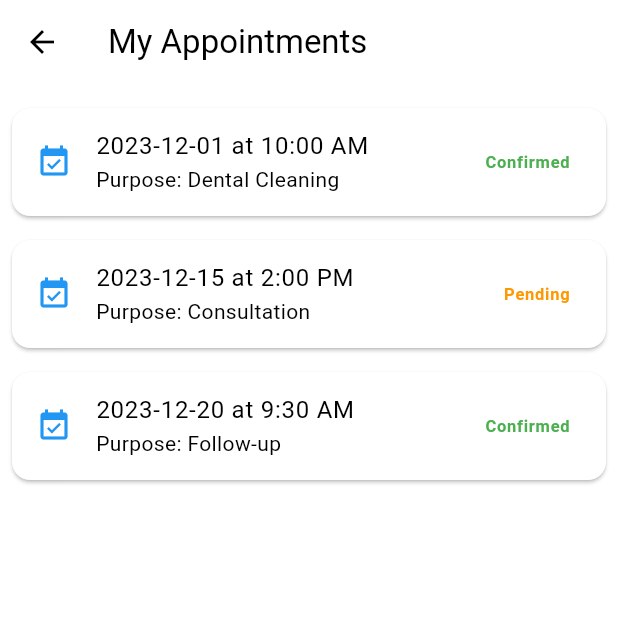
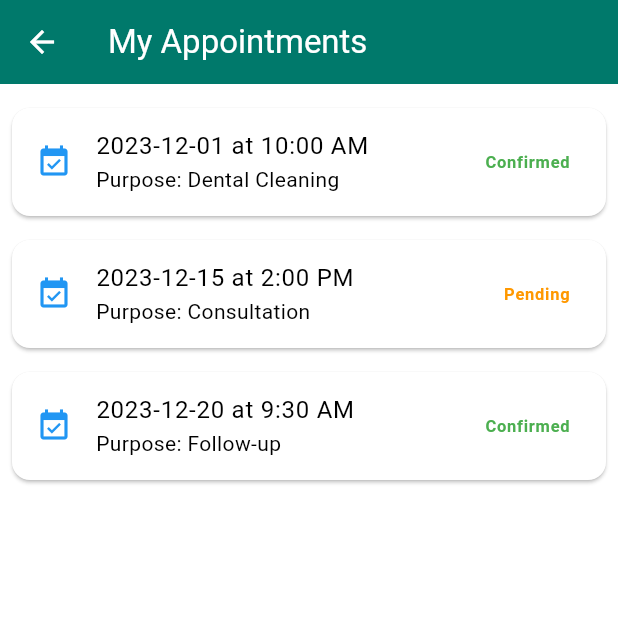
Before and after one commit to Ginafauziaramadhani/pemograman_mobile_quiz_1, a Flutter app: the MyAppointmentsPage screen opened directly, on a phone screen of 412 x 824 dp, the top half of it. Run offline on Flutter 3.47's test engine with Material 3 defaults, Android fonts, the phone set to English and light mode, and no system bars; our stand-ins replace carousel_slider.

Commit message:
mengubah theme

```diff
--- a/lib/Pages/MyAppointment.dart
+++ b/lib/Pages/MyAppointment.dart
@@ -30,6 +30,8 @@ class MyAppointmentsPage extends StatelessWidget {
     return Scaffold(
       appBar: AppBar(
         title: const Text("My Appointments"),
+        backgroundColor: Colors.teal[700],
+        foregroundColor: Colors.white,
       ),
       body: ListView.builder(
         padding: const EdgeInsets.all(8.0),
--- a/lib/Pages/Search.dart
+++ b/lib/Pages/Search.dart
@@ -50,6 +50,8 @@ class _SearchPageState extends State<SearchPage> {
     return Scaffold(
       appBar: AppBar(
         title: const Text("Search Treatments"),
+        backgroundColor: Colors.teal[700],
+        foregroundColor: Colors.white,
       ),
       body: Padding(
         padding: const EdgeInsets.all(16.0),
--- a/lib/Pages/TreatmentInfo.dart
+++ b/lib/Pages/TreatmentInfo.dart
@@ -37,6 +37,8 @@ class TreatmentInfoPage extends StatelessWidget {
     return Scaffold(
       appBar: AppBar(
         title: const Text("Treatment Info"),
+        backgroundColor: Colors.teal[700],
+        foregroundColor: Colors.white,
       ),
       body: ListView.builder(
         padding: const EdgeInsets.all(8.0),
```
